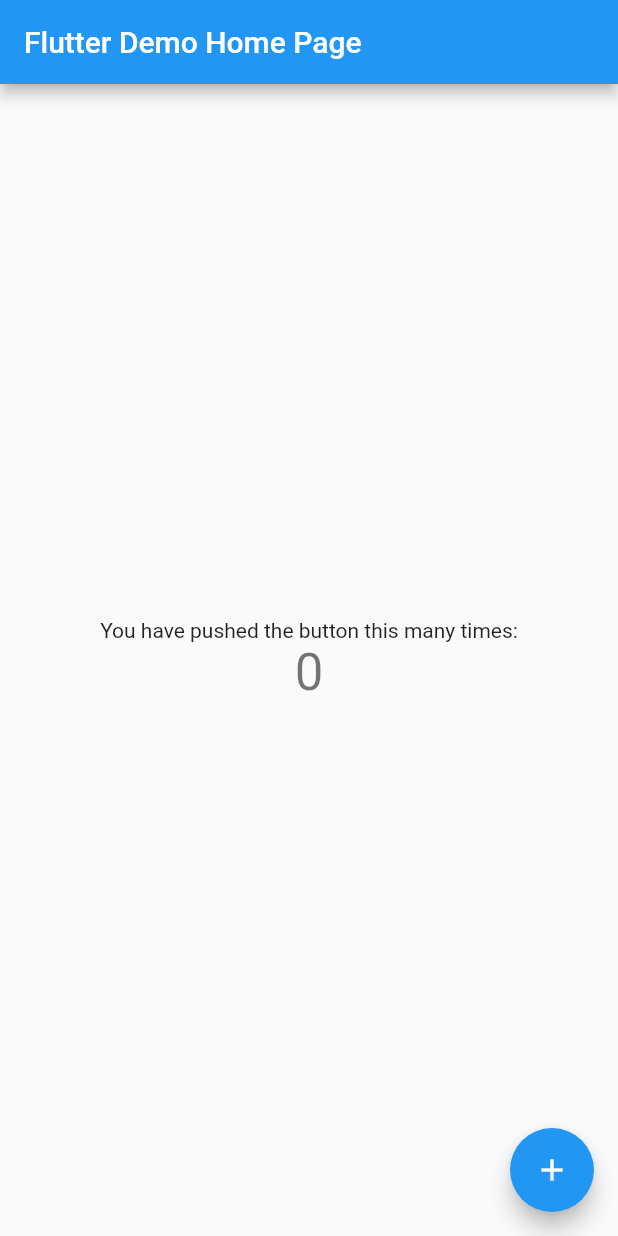
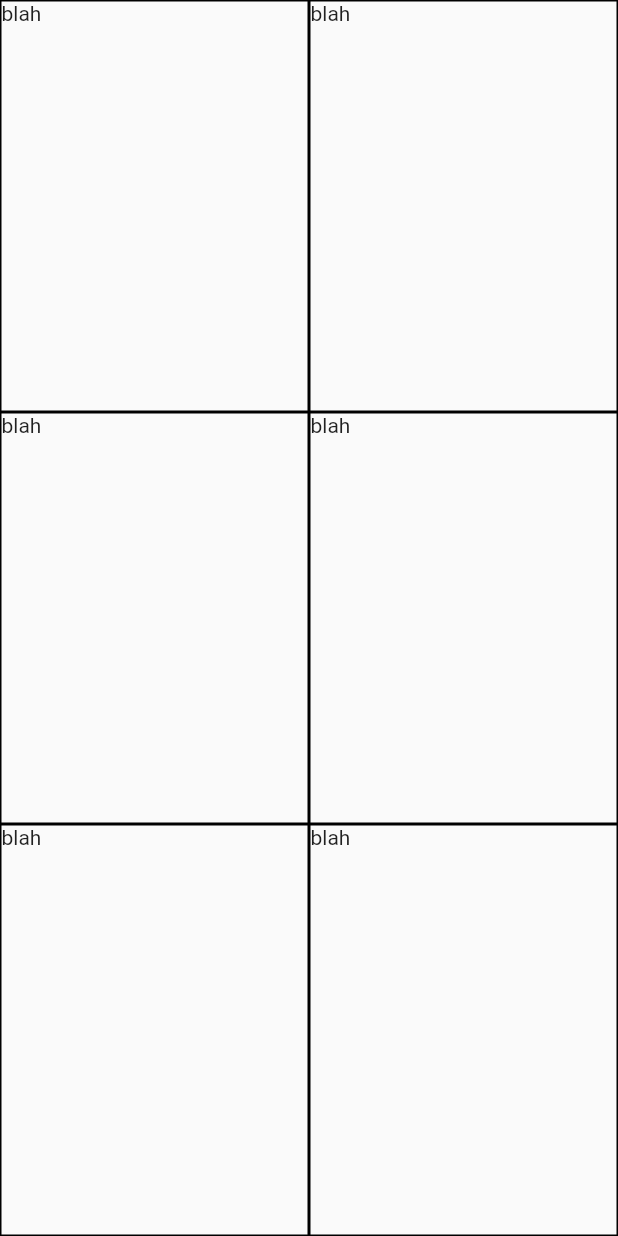
Before and after one commit to dancout/2020_outdated_Smart_Mirror_Frontend, a Flutter app: the screen it shows after launch, on a phone screen of 412 x 824 dp. Run offline on Flutter 3.47's test engine with Material 2 defaults, Android fonts, the phone set to English and light mode, and no system bars.

Commit message:
Initial tile setup
I created a basic tile grid setup to display 2 rows and 3 cols with empty tiles.

```diff
--- a/Smart_Mirror/lib/main.dart
+++ b/Smart_Mirror/lib/main.dart
@@ -3,109 +3,73 @@
 void main() => runApp(MyApp());
 
 class MyApp extends StatelessWidget {
-  // This widget is the root of your application.
   @override
   Widget build(BuildContext context) {
     return MaterialApp(
-      title: 'Flutter Demo',
-      theme: ThemeData(
-        // This is the theme of your application.
-        //
-        // Try running your application with "flutter run". You'll see the
-        // application has a blue toolbar. Then, without quitting the app, try
-        // changing the primarySwatch below to Colors.green and then invoke
-        // "hot reload" (press "r" in the console where you ran "flutter run",
-        // or simply save your changes to "hot reload" in a Flutter IDE).
-        // Notice that the counter didn't reset back to zero; the application
-        // is not restarted.
-        primarySwatch: Colors.blue,
-      ),
-      home: MyHomePage(title: 'Flutter Demo Home Page'),
+      title: 'Smart Mirror',
+      home: MyHomePage(),
     );
   }
 }
 
 class MyHomePage extends StatefulWidget {
-  MyHomePage({Key key, this.title}) : super(key: key);
-
-  // This widget is the home page of your application. It is stateful, meaning
-  // that it has a State object (defined below) that contains fields that affect
-  // how it looks.
-
-  // This class is the configuration for the state. It holds the values (in this
-  // case the title) provided by the parent (in this case the App widget) and
-  // used by the build method of the State. Fields in a Widget subclass are
-  // always marked "final".
-
-  final String title;
-
   @override
   _MyHomePageState createState() => _MyHomePageState();
 }
 
 class _MyHomePageState extends State<MyHomePage> {
-  int _counter = 0;
-
-  void _incrementCounter() {
-    setState(() {
-      // This call to setState tells the Flutter framework that something has
-      // changed in this State, which causes it to rerun the build method below
-      // so that the display can reflect the updated values. If we changed
-      // _counter without calling setState(), then the build method would not be
-      // called again, and so nothing would appear to happen.
-      _counter++;
-    });
-  }
-
   @override
   Widget build(BuildContext context) {
-    // This method is rerun every time setState is called, for instance as done
-    // by the _incrementCounter method above.
-    //
-    // The Flutter framework has been optimized to make rerunning build methods
-    // fast, so that you can just rebuild anything that needs updating rather
-    // than having to individually change instances of widgets.
+    num width = MediaQuery.of(context).size.width;
+    num height = MediaQuery.of(context).size.height;
+    num cols = 2;
+    num rows = 3;
+
     return Scaffold(
-      appBar: AppBar(
-        // Here we take the value from the MyHomePage object that was created by
-        // the App.build method, and use it to set our appbar title.
-        title: Text(widget.title),
-      ),
       body: Center(
-        // Center is a layout widget. It takes a single child and positions it
-        // in the middle of the parent.
-        child: Column(
-          // Column is also a layout widget. It takes a list of children and
-          // arranges them vertically. By default, it sizes itself to fit its
-          // children horizontally, and tries to be as tall as its parent.
-          //
-          // Invoke "debug painting" (press "p" in the console, choose the
-          // "Toggle Debug Paint" action from the Flutter Inspector in Android
-          // Studio, or the "Toggle Debug Paint" command in Visual Studio Code)
-          // to see the wireframe for each widget.
-          //
-          // Column has various properties to control how it sizes itself and
-          // how it positions its children. Here we use mainAxisAlignment to
-          // center the children vertically; the main axis here is the vertical
-          // axis because Columns are vertical (the cross axis would be
-          // horizontal).
-          mainAxisAlignment: MainAxisAlignment.center,
-          children: <Widget>[
-            Text(
-              'You have pushed the button this many times:',
-            ),
-            Text(
-              '$_counter',
-              style: Theme.of(context).textTheme.display1,
-            ),
-          ],
+        child: Wrap(
+          // spacing: 8.0, // gap between adjacent chips
+          // runSpacing: 4.0, // gap between lines
+          children: buildTiles(height, width, rows, cols),
         ),
       ),
-      floatingActionButton: FloatingActionButton(
-        onPressed: _incrementCounter,
-        tooltip: 'Increment',
-        child: Icon(Icons.add),
-      ), // This trailing comma makes auto-formatting nicer for build methods.
     );
   }
 }
+
+buildTiles(num height, num width, num rows, num cols) {
+  List<Widget> list = [];
+  for (num i = 0; i < rows * cols; i++) {
+    list.add(Tile(
+      tileWidget: Text('blah'),
+      height: height / rows,
+      width: width / cols,
+    ));
+  }
+
+  return list;
+}
+
+class Tile extends StatefulWidget {
+  Tile({Key key, this.tileWidget, this.width, this.height}) : super(key: key);
+
+  final Widget tileWidget;
+  final num width;
+  final num height;
+
+  @override
+  _TileState createState() => _TileState();
+}
+
+class _TileState extends State<Tile> {
+  @override
+  Widget build(BuildContext context) {
+    return Container(
+        width: widget.width,
+        height: widget.height,
+        decoration: BoxDecoration(
+          border: Border.all(),
+        ),
+        child: widget.tileWidget);
+  }
+}
```
